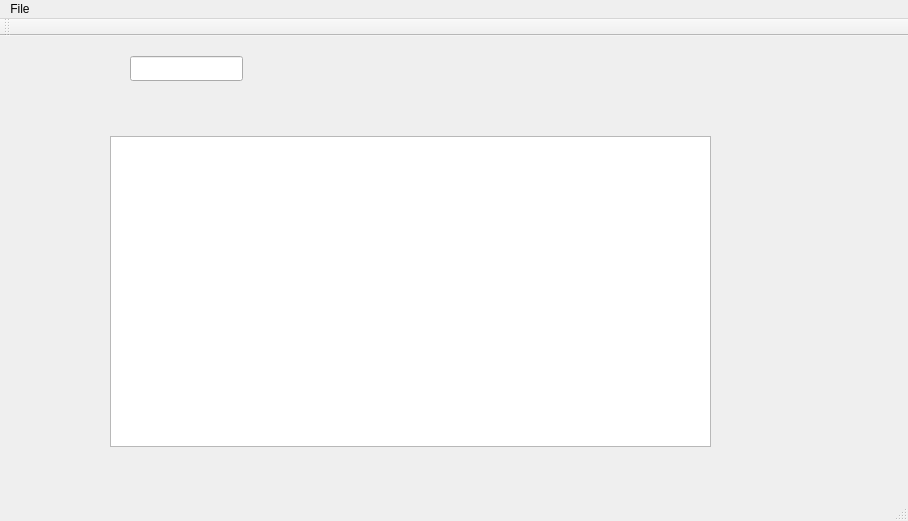
The window that EnergyUsage/mainwindow.ui (Cvelthoven/EnergyUsage) describes before a commit, drawn with Qt 5.
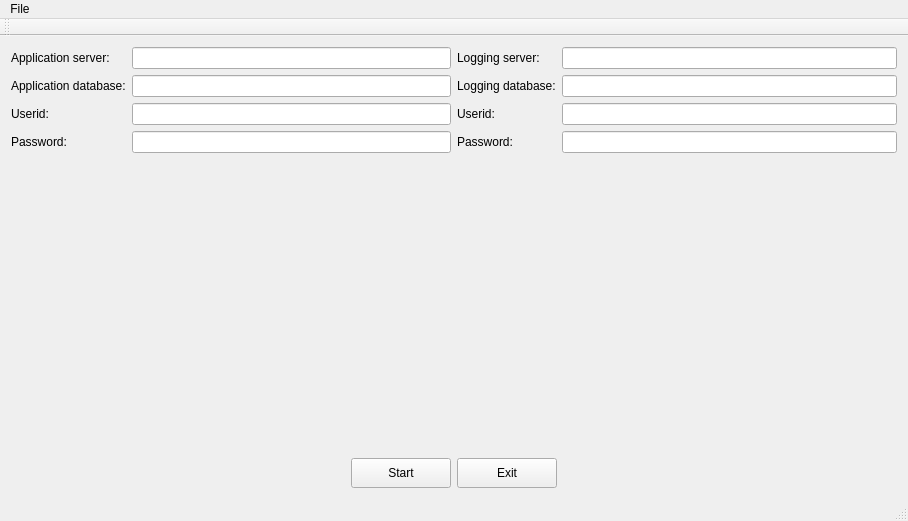
The same window after the commit.

```diff
--- a/EnergyUsage/mainwindow.ui
+++ b/EnergyUsage/mainwindow.ui
@@ -14,26 +14,156 @@
    <string>MainWindow</string>
   </property>
   <widget class="QWidget" name="centralWidget">
-   <widget class="QTableView" name="tbvDatabaseView">
-    <property name="geometry">
-     <rect>
-      <x>110</x>
-      <y>100</y>
-      <width>601</width>
-      <height>311</height>
-     </rect>
-    </property>
-   </widget>
-   <widget class="QLineEdit" name="TestLineEdit">
-    <property name="geometry">
-     <rect>
-      <x>130</x>
-      <y>20</y>
-      <width>113</width>
-      <height>25</height>
-     </rect>
-    </property>
-   </widget>
+   <layout class="QVBoxLayout" name="verticalLayout">
+    <item>
+     <layout class="QHBoxLayout" name="DatabaseLoggingLayout">
+      <item>
+       <layout class="QFormLayout" name="DatabaseForm">
+        <item row="0" column="0">
+         <widget class="QLabel" name="applicationServerLabel">
+          <property name="text">
+           <string>Application server:</string>
+          </property>
+         </widget>
+        </item>
+        <item row="0" column="1">
+         <widget class="QLineEdit" name="applicationServerLineEdit"/>
+        </item>
+        <item row="1" column="0">
+         <widget class="QLabel" name="applicationDatabaseLabel">
+          <property name="text">
+           <string>Application database:</string>
+          </property>
+         </widget>
+        </item>
+        <item row="1" column="1">
+         <widget class="QLineEdit" name="applicationDatabaseLineEdit"/>
+        </item>
+        <item row="2" column="0">
+         <widget class="QLabel" name="useridLabel">
+          <property name="text">
+           <string>Userid:</string>
+          </property>
+         </widget>
+        </item>
+        <item row="2" column="1">
+         <widget class="QLineEdit" name="useridLineEdit"/>
+        </item>
+        <item row="3" column="0">
+         <widget class="QLabel" name="passwordLabel">
+          <property name="text">
+           <string>Password:</string>
+          </property>
+         </widget>
+        </item>
+        <item row="3" column="1">
+         <widget class="QLineEdit" name="passwordLineEdit"/>
+        </item>
+       </layout>
+      </item>
+      <item>
+       <layout class="QFormLayout" name="LoggingForm">
+        <item row="0" column="1">
+         <widget class="QLineEdit" name="loggingServerLineEdit"/>
+        </item>
+        <item row="0" column="0">
+         <widget class="QLabel" name="loggingServerLabel">
+          <property name="text">
+           <string>Logging server:</string>
+          </property>
+         </widget>
+        </item>
+        <item row="1" column="0">
+         <widget class="QLabel" name="loggingDatabaseLabel">
+          <property name="text">
+           <string>Logging database:</string>
+          </property>
+         </widget>
+        </item>
+        <item row="1" column="1">
+         <widget class="QLineEdit" name="loggingDatabaseLineEdit"/>
+        </item>
+        <item row="2" column="0">
+         <widget class="QLabel" name="useridLabel_2">
+          <property name="text">
+           <string>Userid:</string>
+          </property>
+         </widget>
+        </item>
+        <item row="2" column="1">
+         <widget class="QLineEdit" name="useridLineEdit_2"/>
+        </item>
+        <item row="3" column="0">
+         <widget class="QLabel" name="passwordLabel_2">
+          <property name="text">
+           <string>Password:</string>
+          </property>
+         </widget>
+        </item>
+        <item row="3" column="1">
+         <widget class="QLineEdit" name="passwordLineEdit_2"/>
+        </item>
+       </layout>
+      </item>
+     </layout>
+    </item>
+    <item>
+     <layout class="QHBoxLayout" name="buttonslayout">
+      <item>
+       <spacer name="horizontalSpacer">
+        <property name="orientation">
+         <enum>Qt::Horizontal</enum>
+        </property>
+        <property name="sizeHint" stdset="0">
+         <size>
+          <width>188</width>
+          <height>20</height>
+         </size>
+        </property>
+       </spacer>
+      </item>
+      <item>
+       <widget class="QPushButton" name="btnStart">
+        <property name="minimumSize">
+         <size>
+          <width>100</width>
+          <height>30</height>
+         </size>
+        </property>
+        <property name="text">
+         <string>Start</string>
+        </property>
+       </widget>
+      </item>
+      <item>
+       <widget class="QPushButton" name="btnExit">
+        <property name="minimumSize">
+         <size>
+          <width>100</width>
+          <height>30</height>
+         </size>
+        </property>
+        <property name="text">
+         <string>Exit</string>
+        </property>
+       </widget>
+      </item>
+      <item>
+       <spacer name="horizontalSpacer_2">
+        <property name="orientation">
+         <enum>Qt::Horizontal</enum>
+        </property>
+        <property name="sizeHint" stdset="0">
+         <size>
+          <width>238</width>
+          <height>20</height>
+         </size>
+        </property>
+       </spacer>
+      </item>
+     </layout>
+    </item>
+   </layout>
   </widget>
   <widget class="QMenuBar" name="menuBar">
    <property name="geometry">
```
